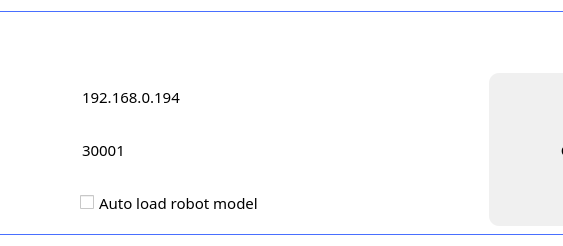
Qt form src/ConnectDialog.ui (thinkexist1989/rocos-viz) before a commit; both pictures show x 148 to 711 and y 0 to 246 of the 859 by 246 pixel window.
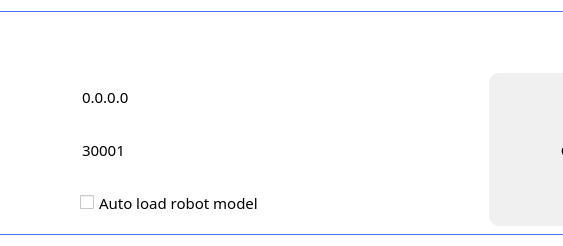
The same form after that commit.

Diff of the .ui file:
```diff
--- a/src/ConnectDialog.ui
+++ b/src/ConnectDialog.ui
@@ -150,7 +150,7 @@
 }</string>
         </property>
         <property name="text">
-         <string>192.168.0.194</string>
+         <string>0.0.0.0</string>
         </property>
        </widget>
       </item>
```
